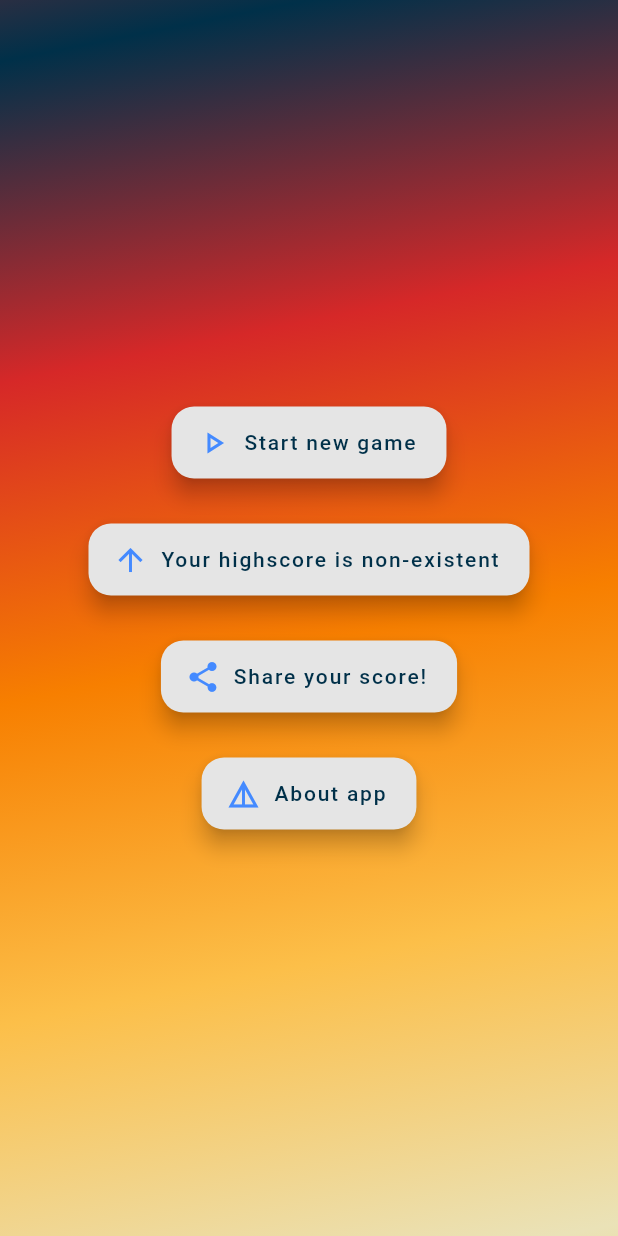
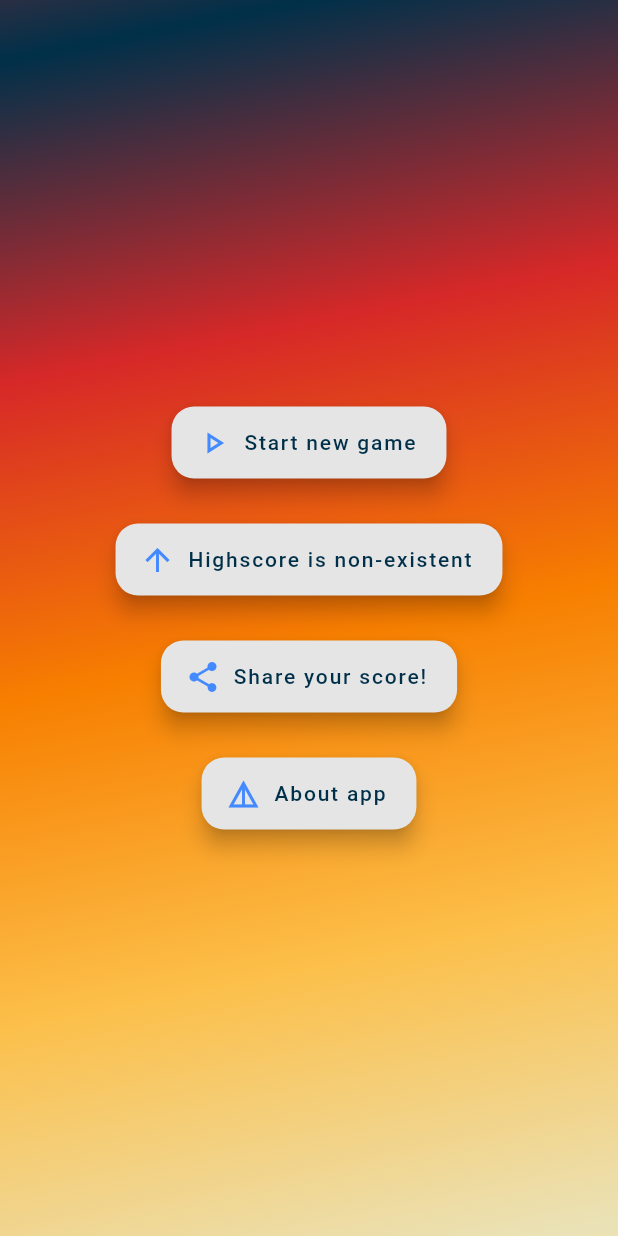
Before and after one commit to liviuq/GuessTheLogo, a Flutter app: the StartRoute screen opened directly, on a phone screen of 412 x 824 dp. Run offline on Flutter 3.47's test engine with Material 2 defaults, Android fonts, the phone set to English and light mode, and no system bars; our stand-ins replace share_plus, shared_preferences; accounts and stored records are empty.

Commit message:
Changed the heroTag to be random(so that the widget does not transition form screen to screen

```diff
--- a/lib/widgets/button_highscore.dart
+++ b/lib/widgets/button_highscore.dart
@@ -48,9 +48,9 @@ class _HighscoreButtonState extends State<HighscoreButton> {
   Widget build(BuildContext context) {
     return FloatingActionButton.extended(
       key: UniqueKey(),
-      heroTag: 'highScore',
+      heroTag: UniqueKey(),
       label: Text(
-        'Your highscore is $_highscore',
+        'Highscore is $_highscore',
       ),
       backgroundColor: const Color(0xffe5e5e5),
       foregroundColor: const Color(0xff003049),
```
